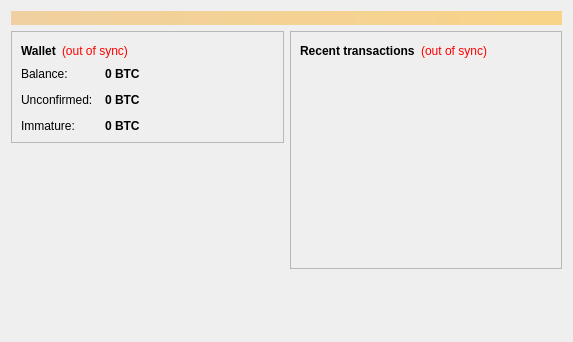
Qt form src/qt/forms/overviewpage.ui (datacoinproject/datacoin-hp) before a commit.
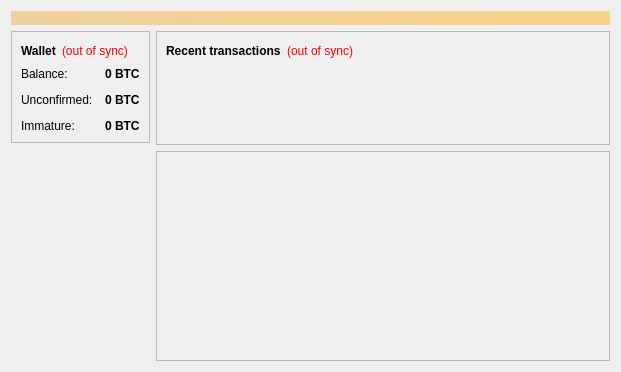
The same form after that commit. Custom widgets are drawn as their Qt base class.

```diff
--- a/src/qt/forms/overviewpage.ui
+++ b/src/qt/forms/overviewpage.ui
@@ -290,12 +290,58 @@
          </property>
         </spacer>
        </item>
+       <item>
+        <widget class="QFrame" name="workplotframe">
+         <property name="frameShape">
+          <enum>QFrame::StyledPanel</enum>
+         </property>
+         <property name="frameShadow">
+          <enum>QFrame::Raised</enum>
+         </property>
+         <layout class="QVBoxLayout" name="verticalLayout_31">
+          <property name="leftMargin">
+           <number>1</number>
+          </property>
+          <property name="topMargin">
+           <number>1</number>
+          </property>
+          <property name="rightMargin">
+           <number>1</number>
+          </property>
+          <property name="bottomMargin">
+           <number>1</number>
+          </property>
+          <item>
+           <layout class="QHBoxLayout" name="horizontalLayout_3">
+            <item>
+             <widget class="QCustomPlot" name="workplot" native="true">
+              <property name="minimumSize">
+               <size>
+                <width>450</width>
+                <height>206</height>
+               </size>
+              </property>
+             </widget>
+            </item>
+           </layout>
+          </item>
+         </layout>
+        </widget>
+       </item>
       </layout>
      </item>
     </layout>
    </item>
   </layout>
  </widget>
+ <customwidgets>
+  <customwidget>
+   <class>QCustomPlot</class>
+   <extends>QWidget</extends>
+   <header>qt/qcustomplot.h</header>
+   <container>1</container>
+  </customwidget>
+ </customwidgets>
  <resources>
   <include location="../bitcoin.qrc"/>
  </resources>
```
